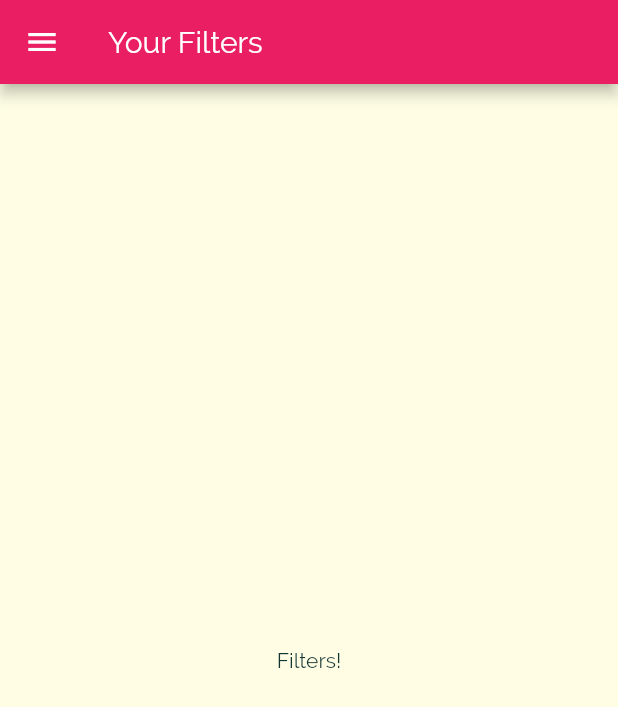
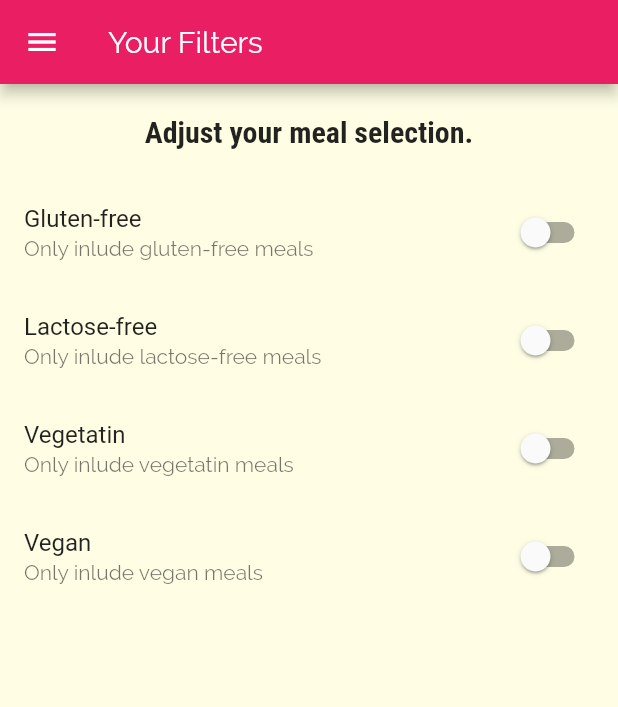
Before and after one commit to asonni/meals_app, a Flutter app: the FiltersScreen screen opened by its route, on a phone screen of 412 x 824 dp. Shown: the top 707 px of the screen. Run offline on Flutter 3.47's test engine with Material 2 defaults, Android fonts, the phone set to English and light mode, and no system bars.

Commit message:
Adding Filter Switches

```diff
--- a/lib/screens/category_meals_screen.dart
+++ b/lib/screens/category_meals_screen.dart
@@ -14,7 +14,7 @@ class CategoryMealsScreen extends StatefulWidget {
 class _CategoryMealsScreenState extends State<CategoryMealsScreen> {
   String categoryTitle;
   List<Meal> displayedMeals;
-  bool _loadedInitData = false;
+  var _loadedInitData = false;
 
   @override
   void initState() {
--- a/lib/screens/filters_screen.dart
+++ b/lib/screens/filters_screen.dart
@@ -1,8 +1,32 @@
 import 'package:flutter/material.dart';
 import 'package:meals/widgets/main_drawer.dart';
 
-class FiltersScreen extends StatelessWidget {
+class FiltersScreen extends StatefulWidget {
   static const routeName = "/filters";
+
+  @override
+  _FiltersScreenState createState() => _FiltersScreenState();
+}
+
+class _FiltersScreenState extends State<FiltersScreen> {
+  var _glutenFree = false;
+  var _vegetatin = false;
+  var _vegan = false;
+  var _lactoseFree = false;
+
+  Widget _buildSwitchListTile(
+    String title,
+    String description,
+    bool currentValue,
+    Function updateValue,
+  ) {
+    return SwitchListTile(
+      title: Text(title),
+      value: currentValue,
+      subtitle: Text(description),
+      onChanged: updateValue,
+    );
+  }
 
   @override
   Widget build(BuildContext context) {
@@ -13,11 +37,62 @@ class FiltersScreen extends StatelessWidget {
           ),
         ),
         drawer: MainDrawer(),
-      body: Center(
+        body: Column(
+          children: <Widget>[
+            Container(
+              padding: EdgeInsets.all(20),
               child: Text(
-          'Filters!',
+                'Adjust your meal selection.',
+                style: Theme.of(context).textTheme.title,
               ),
             ),
-    );
+            Expanded(
+              child: ListView(
+                children: <Widget>[
+                  _buildSwitchListTile(
+                    'Gluten-free',
+                    'Only inlude gluten-free meals',
+                    _glutenFree,
+                    (newValue) {
+                      setState(() {
+                        _glutenFree = newValue;
+                      });
+                    },
+                  ),
+                  _buildSwitchListTile(
+                    'Lactose-free',
+                    'Only inlude lactose-free meals',
+                    _lactoseFree,
+                    (newValue) {
+                      setState(() {
+                        _lactoseFree = newValue;
+                      });
+                    },
+                  ),
+                  _buildSwitchListTile(
+                    'Vegetatin',
+                    'Only inlude vegetatin meals',
+                    _vegetatin,
+                    (newValue) {
+                      setState(() {
+                        _vegetatin = newValue;
+                      });
+                    },
+                  ),
+                  _buildSwitchListTile(
+                    'Vegan',
+                    'Only inlude vegan meals',
+                    _vegan,
+                    (newValue) {
+                      setState(() {
+                        _vegan = newValue;
+                      });
+                    },
+                  ),
+                ],
+              ),
+            ),
+          ],
+        ));
   }
 }
```
Lines whose indentation alone changed are shown as unchanged.
